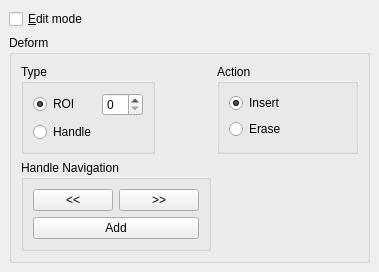
First picture: the form in Polyhedron/demo/Polyhedron/Deform_mesh_2.ui, repository CGAL/cgal, before the edit.
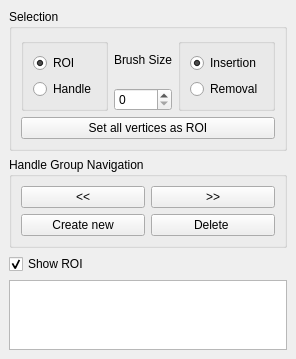
Second picture: the form after the edit.

```diff
--- a/Polyhedron/demo/Polyhedron/Deform_mesh_2.ui
+++ b/Polyhedron/demo/Polyhedron/Deform_mesh_2.ui
@@ -6,8 +6,8 @@
    <rect>
     <x>0</x>
     <y>0</y>
-    <width>379</width>
-    <height>269</height>
+    <width>272</width>
+    <height>359</height>
    </rect>
   </property>
   <property name="windowTitle">
@@ -16,25 +16,40 @@
   <widget class="QWidget" name="dockWidgetContents">
    <layout class="QVBoxLayout" name="verticalLayout">
     <item>
-     <widget class="QCheckBox" name="editModeCb">
-      <property name="text">
-       <string>&amp;Edit mode</string>
-      </property>
-     </widget>
-    </item>
-    <item>
-     <widget class="QGroupBox" name="groupBox_2">
+     <widget class="QGroupBox" name="SelectionGroupBox">
       <property name="title">
-       <string>Deform</string>
-      </property>
-      <layout class="QFormLayout" name="formLayout_2">
-       <item row="0" column="0">
-        <widget class="QGroupBox" name="groupBox_3">
-         <property name="title">
-          <string>Type</string>
+       <string>Selection</string>
          </property>
          <layout class="QGridLayout" name="gridLayout">
-          <item row="0" column="0">
+       <item row="2" column="1" rowspan="2" colspan="3">
+        <layout class="QVBoxLayout" name="RingLayout">
+         <item>
+          <widget class="QLabel" name="BrushLabel">
+           <property name="text">
+            <string>Brush Size</string>
+           </property>
+          </widget>
+         </item>
+         <item>
+          <widget class="QSpinBox" name="BrushSpinBox"/>
+         </item>
+        </layout>
+       </item>
+       <item row="4" column="0" colspan="5">
+        <layout class="QHBoxLayout" name="horizontalLayout_3">
+         <item>
+          <widget class="QPushButton" name="SelectAllVerticesPushButton">
+           <property name="text">
+            <string>Set all vertices as ROI</string>
+           </property>
+          </widget>
+         </item>
+        </layout>
+       </item>
+       <item row="2" column="0" rowspan="2">
+        <widget class="QGroupBox" name="verticalGroupBox">
+         <layout class="QVBoxLayout" name="HandleRoiLayout">
+          <item>
            <widget class="QRadioButton" name="ROIRadioButton">
             <property name="text">
              <string>ROI</string>
@@ -44,52 +59,51 @@
             </property>
            </widget>
           </item>
-          <item row="1" column="0">
+          <item>
            <widget class="QRadioButton" name="HandleRadioButton">
             <property name="text">
              <string>Handle</string>
             </property>
            </widget>
           </item>
-          <item row="0" column="3">
-           <widget class="QSpinBox" name="BrushSpinBox"/>
-          </item>
          </layout>
         </widget>
        </item>
-       <item row="0" column="1">
-        <widget class="QGroupBox" name="groupBox_4">
-         <property name="title">
-          <string>Action</string>
-         </property>
-         <layout class="QFormLayout" name="formLayout">
-          <item row="0" column="0">
+       <item row="2" column="4" rowspan="2">
+        <widget class="QGroupBox" name="verticalGroupBox_3">
+         <layout class="QVBoxLayout" name="InsertRemoveLayout">
+          <item>
            <widget class="QRadioButton" name="InsertRadioButton">
             <property name="text">
-             <string>Insert</string>
+             <string>Insertion</string>
             </property>
             <property name="checked">
              <bool>true</bool>
             </property>
            </widget>
           </item>
-          <item row="1" column="0">
+          <item>
            <widget class="QRadioButton" name="EraseRadioButton">
             <property name="text">
-             <string>Erase</string>
+             <string>Removal</string>
             </property>
            </widget>
           </item>
          </layout>
         </widget>
        </item>
-       <item row="1" column="0">
-        <widget class="QGroupBox" name="groupBox">
+      </layout>
+     </widget>
+    </item>
+    <item>
+     <widget class="QGroupBox" name="HandleGroupNavigationGroupBox">
          <property name="title">
-          <string>Handle Navigation</string>
-         </property>
-         <layout class="QGridLayout" name="gridLayout_2">
-          <item row="0" column="1">
+       <string>Handle Group Navigation</string>
+      </property>
+      <layout class="QVBoxLayout" name="verticalLayout_3">
+       <item>
+        <layout class="QHBoxLayout" name="horizontalLayout">
+         <item>
            <widget class="QPushButton" name="PrevHandlePushButton">
             <property name="sizePolicy">
              <sizepolicy hsizetype="Minimum" vsizetype="Fixed">
@@ -102,32 +116,53 @@
             </property>
            </widget>
           </item>
-          <item row="0" column="2">
+         <item>
            <widget class="QPushButton" name="NextHandlePushButton">
             <property name="text">
              <string>&gt;&gt;</string>
             </property>
            </widget>
           </item>
-          <item row="1" column="1" colspan="2">
+        </layout>
+       </item>
+       <item>
+        <layout class="QHBoxLayout" name="horizontalLayout_2">
+         <item>
            <widget class="QPushButton" name="AddHandlePushButton">
-            <property name="sizePolicy">
-             <sizepolicy hsizetype="Minimum" vsizetype="Fixed">
-              <horstretch>0</horstretch>
-              <verstretch>0</verstretch>
-             </sizepolicy>
-            </property>
+           <property name="text">
+            <string>Create new</string>
+           </property>
+          </widget>
+         </item>
+         <item>
+          <widget class="QPushButton" name="DeleteHandlePushButton">
             <property name="text">
-             <string>Add</string>
+            <string>Delete </string>
             </property>
            </widget>
           </item>
          </layout>
-        </widget>
        </item>
       </layout>
      </widget>
     </item>
+    <item>
+     <widget class="QCheckBox" name="ShowROICheckBox">
+      <property name="text">
+       <string>Show ROI</string>
+      </property>
+      <property name="checked">
+       <bool>true</bool>
+      </property>
+     </widget>
+    </item>
+    <item>
+     <widget class="QPlainTextEdit" name="MessageTextEdit">
+      <property name="enabled">
+       <bool>true</bool>
+      </property>
+     </widget>
+    </item>
    </layout>
   </widget>
  </widget>
```
Lines whose indentation alone changed are shown as unchanged.
